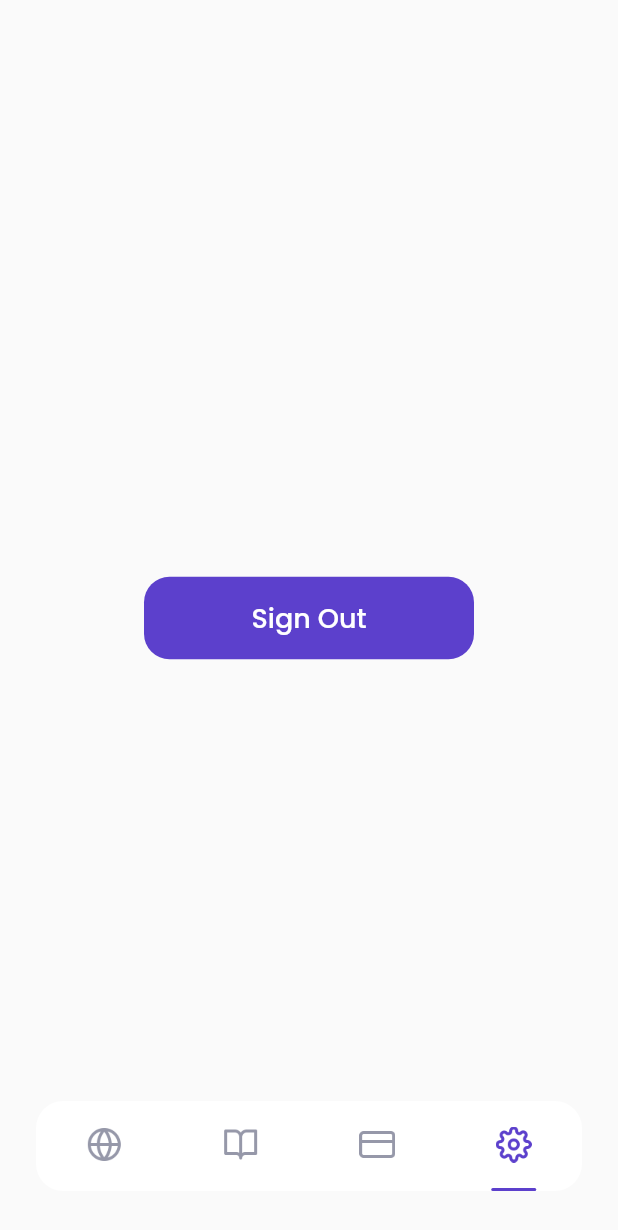
After one commit to RifkiCS29/flutter_airplane, a Flutter app: the MainPage screen opened directly, item 4 of the bottom bar chosen, on a phone screen of 412 x 824 dp. The commit adds this screen. Shown: the top 1230 px of the screen. Run offline on Flutter 3.47's test engine with Material 2 defaults, Android fonts, the phone set to English and light mode, and no system bars; our stand-ins replace bloc, cloud_firestore, equatable, firebase_auth, firebase_core, flutter_bloc and 1 more; accounts and stored records are empty.

Commit message:
Setting Page

```diff
--- a/lib/ui/pages/main_page.dart
+++ b/lib/ui/pages/main_page.dart
@@ -5,6 +5,7 @@ import 'package:flutter_airplane/ui/widgets/custom_bottom_navigation_item.dart';
 import 'package:flutter_bloc/flutter_bloc.dart';
 
 import 'home_page.dart';
+import 'setting_page.dart';
 import 'transaction_page.dart';
 import 'wallet_page.dart';
 
@@ -21,8 +22,8 @@ class MainPage extends StatelessWidget {
           return TransactionPage();
         case 2:
           return WalletPage();
-        // case 3:
-        //   return SettingPage();
+        case 3:
+          return SettingPage();
         default:
           return HomePage();
       }
--- /dev/null
+++ b/lib/ui/pages/setting_page.dart
@@ -0,0 +1,47 @@
+import 'package:flutter/material.dart';
+import 'package:flutter_airplane/cubit/auth_cubit/auth_cubit.dart';
+import 'package:flutter_airplane/cubit/page_cubit/page_cubit.dart';
+import 'package:flutter_airplane/theme/theme.dart';
+import 'package:flutter_airplane/ui/widgets/custom_button.dart';
+import 'package:flutter_bloc/flutter_bloc.dart';
+
+class SettingPage extends StatelessWidget {
+  const SettingPage({Key? key}) : super(key: key);
+
+  @override
+  Widget build(BuildContext context) {
+    return BlocConsumer<AuthCubit, AuthState>(
+      listener: (context, state) {
+        if (state is AuthFailed) {
+          ScaffoldMessenger.of(context).showSnackBar(
+            SnackBar(
+              backgroundColor: kRedColor,
+              content: Text(state.error),
+            ),
+          );
+        } else if (state is AuthInitial) {
+          context.read<PageCubit>().setPage(0);
+          Navigator.pushNamedAndRemoveUntil(
+              context, '/sign-in', (route) => false);
+        }
+      },
+      builder: (context, state) {
+        if (state is AuthLoading) {
+          return Center(
+            child: CircularProgressIndicator(),
+          );
+        }
+
+        return Center(
+          child: CustomButton(
+            title: 'Sign Out',
+            onPressed: () {
+              context.read<AuthCubit>().signOut();
+            },
+            width: 220,
+          ),
+        );
+      },
+    );
+  }
+}
```
